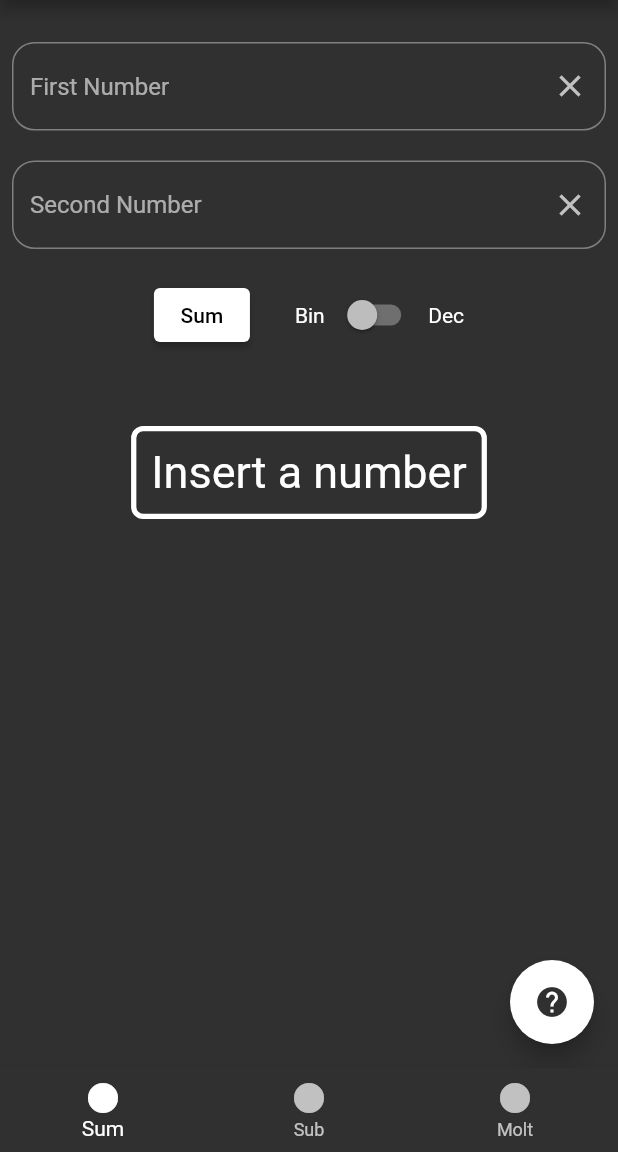
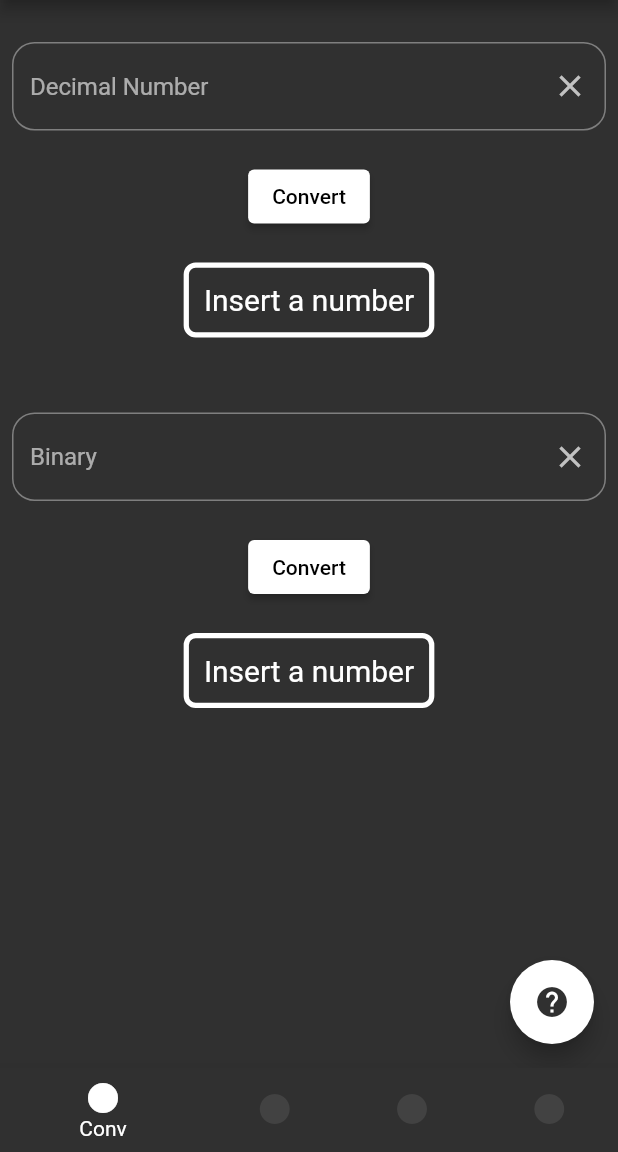
Before and after one commit to nick747/f_bit_calculator, a Flutter app: the screen it shows after launch, on a phone screen of 412 x 824 dp, the part 84-1236 px from its top. Run offline on Flutter 3.47's test engine with Material 2 defaults, Android fonts, the light colour scheme and no system bars; our stand-ins replace google_fonts; Roboto replaces fonts that are missing (Fira Mono).

Commit message:
Created Converter Page

```diff
--- a/lib/main.dart
+++ b/lib/main.dart
@@ -3,6 +3,7 @@ import 'package:google_fonts/google_fonts.dart';
 import './views/sum.dart';
 import './views/sub.dart';
 import './views/mol.dart';
+import './views/conv.dart';
 import 'dart:convert';
 
 void main() {
@@ -35,6 +36,7 @@ class MyHomePage extends StatefulWidget {
 class _MyHomePageState extends State<MyHomePage> {
 int _currentIndex = 0;
   static List<Widget> pages = <Widget>[
+    const Conv(),
     const Sum(),
     const Sub(),
     const Mol(),
@@ -61,6 +63,10 @@ int _currentIndex = 0;
         items: const <BottomNavigationBarItem>[
           BottomNavigationBarItem(
             icon: Icon(Icons.circle),
+            label: 'Conv',
+          ),
+          BottomNavigationBarItem(
+            icon: Icon(Icons.circle),
             label: 'Sum',
           ),
           BottomNavigationBarItem(
--- /dev/null
+++ b/lib/views/conv.dart
@@ -0,0 +1,192 @@
+import 'package:flutter/material.dart';
+import 'package:google_fonts/google_fonts.dart';
+import 'dart:math';
+
+class Conv extends StatefulWidget {
+  const Conv({super.key});
+
+  @override
+  State<Conv> createState() => _ConvState();
+}
+
+class _ConvState extends State<Conv> {
+
+  final num = TextEditingController();
+  final bin = TextEditingController();
+  // bool showDecimal = false;
+  bool pressed = false;
+  bool pressed2 = false;
+
+  @override
+  Widget build(BuildContext context) {
+    return Scaffold(
+      body: Padding(
+        padding: const EdgeInsets.all(8.0),
+        child: SingleChildScrollView(
+          child: Column(
+            children: [
+              const SizedBox(
+                height: 20,
+              ),
+              TextField(
+                controller: num,
+                decoration: InputDecoration(
+                  suffixIcon: IconButton(
+                    onPressed: num.clear,
+                    icon: const Icon(Icons.clear),
+                  ),
+                  hintText: 'Decimal Number',
+                  border: OutlineInputBorder(
+                    borderRadius: BorderRadius.circular(15.00),
+                  ),
+                ),
+              ),
+              const SizedBox(
+                height: 20,
+              ),
+              ElevatedButton(
+                    style: ElevatedButton.styleFrom(
+                      backgroundColor: Colors.white,
+                    ),
+                    child: const Text('Convert', style: TextStyle(color: Colors.black),),
+                    onPressed: () {
+                      pressed = true;
+                      setState(() {});
+                    },
+              ),
+              const SizedBox(
+                height: 20,
+              ),
+              Container(
+                padding: const EdgeInsets.all(10.0),
+                decoration: BoxDecoration(
+                  border: Border.all(
+                    width: 3.5,
+                    color: pressed ? Colors.grey : Colors.white,
+                  ),
+                  borderRadius: BorderRadius.circular(8),
+                ),
+                child: Text(
+                  pressed ? toBinary(int.parse(num.text)) : 'Insert a number', // : toDecimal(bin.text).toString()
+                  style: TextStyle(
+                      fontSize: 20,
+                      fontFamily: GoogleFonts.getFont('Fira Mono').fontFamily),
+                ),
+              ),
+              const SizedBox(
+                height: 50,
+              ),
+              TextField(
+                controller: bin,
+                decoration: InputDecoration(
+                  suffixIcon: IconButton(
+                    onPressed: bin.clear,
+                    icon: const Icon(Icons.clear),
+                  ),
+                  hintText: 'Binary',
+                  border: OutlineInputBorder(
+                    borderRadius: BorderRadius.circular(15.00),
+                  ),
+                ),
+              ),
+              const SizedBox(
+                height: 20,
+              ),
+              ElevatedButton(
+                    style: ElevatedButton.styleFrom(
+                      backgroundColor: Colors.white,
+                    ),
+                    child: const Text('Convert', style: TextStyle(color: Colors.black),),
+                    onPressed: () {
+                      pressed2 = true;
+                      setState(() {});
+                    },
+              ),
+              const SizedBox(
+                height: 20,
+              ),
+              Container(
+                padding: const EdgeInsets.all(10.0),
+                decoration: BoxDecoration(
+                  border: Border.all(
+                    width: 3.5,
+                    color: pressed2 ? Colors.grey : Colors.white,
+                  ),
+                  borderRadius: BorderRadius.circular(8),
+                ),
+                child: Text(
+                  pressed2 ? toDecimal(bin.text).toString() : 'Insert a number',
+                  style: TextStyle(
+                      fontSize: 20,
+                      fontFamily: GoogleFonts.getFont('Fira Mono').fontFamily),
+                ),
+              ),
+            ],
+          ),
+        ),
+      ),
+      floatingActionButton: FloatingActionButton(
+        backgroundColor: Colors.white,
+        onPressed: () {
+          showDialog(
+            context: context,
+            builder: (BuildContext context) {
+              return AlertDialog(
+                title: const Text('Help'),
+                content: const Text(
+                    'To convert a decimal / binary number to a binary / decimal number first insert the number in the correct textfields, for example: \n 1010 => 10 \n 12 => 1100.'),
+                actions: <Widget>[
+                  ElevatedButton(
+                    child: const Text('Close'),
+                    onPressed: () {
+                      Navigator.of(context).pop();
+                    },
+                  ),
+                ],
+              );
+            },
+          );
+        },
+        child: Icon(
+          Icons.help,
+          color: Colors.grey[850],
+        ),
+      ),
+    );
+  }
+}
+
+bool isBinary(String s) {
+  RegExp regex = RegExp(r'^[01]+$');
+  return regex.hasMatch(s);
+}
+
+String toBinary(int d) {
+  String binary = '';
+  while (d / 2 != 0) {
+    binary = ((d % 2).toString()) + binary;
+    d = d ~/ 2;
+  }
+
+  return binary;
+}
+
+num? toDecimal(String bin) {
+  if (!isBinary(bin)) {
+    return null;
+  }
+
+  int power = 0;
+  num dec = 0;
+  for (var i = bin.length - 1; i >= 0; i--) {
+    if (bin[i] == '1') {
+      dec += pow(2, power);
+    } else {
+      dec += 0;
+    }
+
+    power++;
+  }
+
+  return dec;
+}
```
